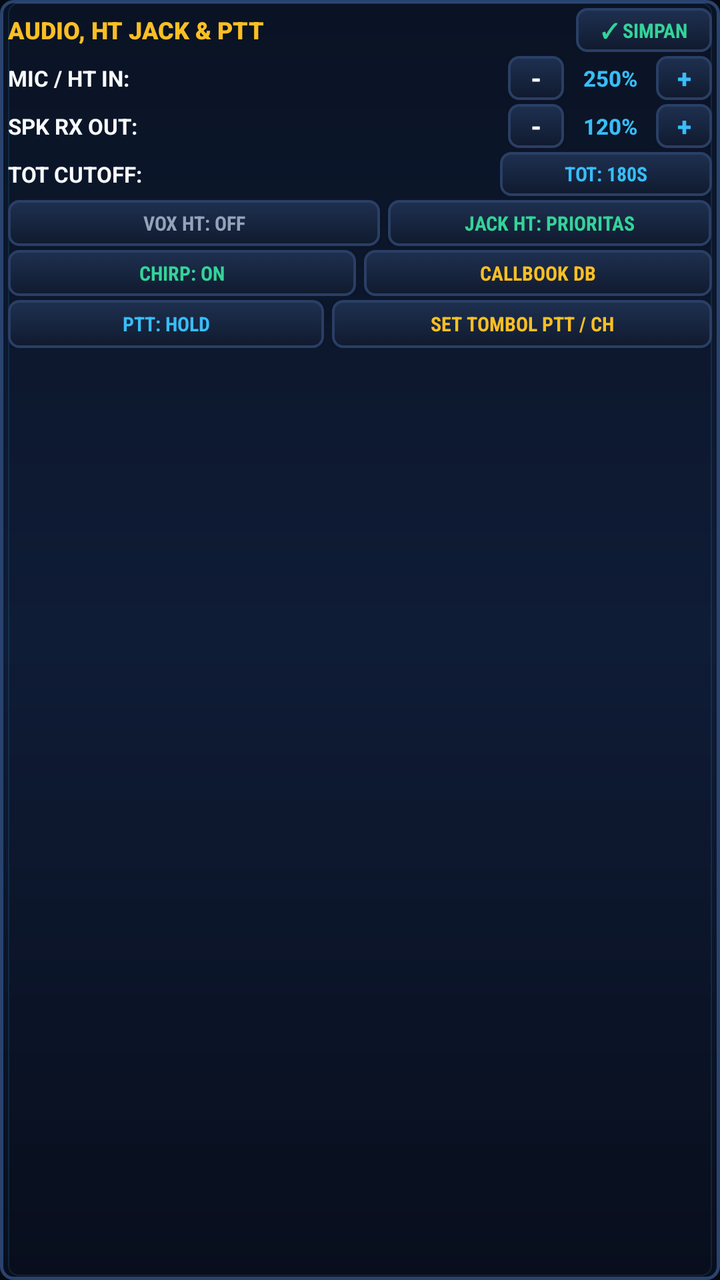
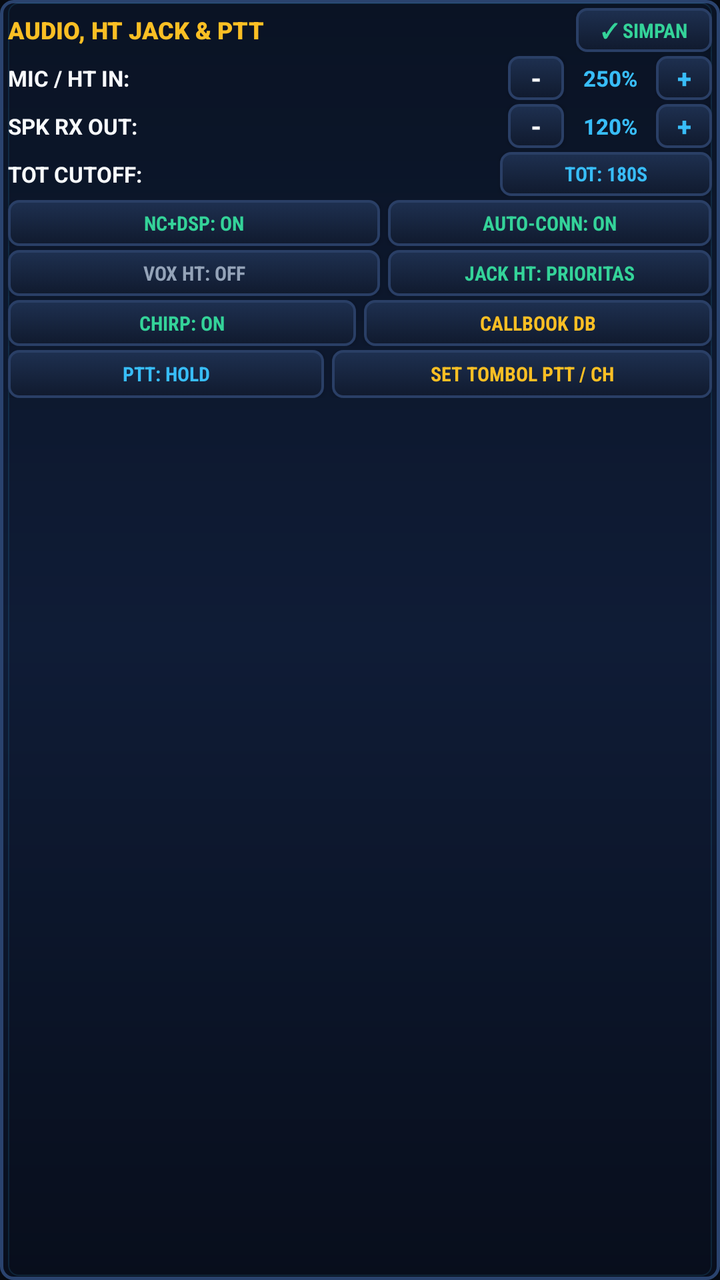

Compare the two renders of this Android layout. The source of the first and the diff that turns it into the second are given below.
<!-- AndroidManifest.xml: application theme Theme.NinjaRadioLite -->
<!-- res/layout/dialog_audio_settings.xml -->
<?xml version="1.0" encoding="utf-8"?>
<ScrollView xmlns:android="http://schemas.android.com/apk/res/android"
    android:layout_width="match_parent"
    android:layout_height="wrap_content"
    android:background="@drawable/card_lcd">

    <LinearLayout
        android:layout_width="match_parent"
        android:layout_height="wrap_content"
        android:orientation="vertical"
        android:padding="4dp">

        
        <LinearLayout
            android:layout_width="match_parent"
            android:layout_height="22dp"
            android:orientation="horizontal"
            android:gravity="center_vertical"
            android:layout_marginBottom="2dp">

            <TextView
                android:layout_width="0dp"
                android:layout_height="wrap_content"
                android:layout_weight="1"
                android:text="AUDIO, HT JACK &amp; PTT"
                android:textColor="@color/ninja_amber"
                android:textSize="12sp"
                android:fontFamily="sans-serif-black"
                android:textStyle="bold" />

            <Button
                android:id="@+id/btnAudioClose"
                android:layout_width="68dp"
                android:layout_height="match_parent"
                android:text="✓ SIMPAN"
                android:textSize="10sp"
                android:fontFamily="sans-serif-condensed"
                android:textStyle="bold"
                android:textColor="@color/ninja_green"
                android:background="@drawable/btn_dpad" />
        </LinearLayout>

        
        <LinearLayout
            android:layout_width="match_parent"
            android:layout_height="22dp"
            android:orientation="horizontal"
            android:gravity="center_vertical"
            android:layout_marginBottom="2dp">

            <TextView
                android:layout_width="0dp"
                android:layout_height="wrap_content"
                android:layout_weight="1"
                android:text="MIC / HT IN:"
                android:textColor="@color/ninja_text_primary"
                android:textSize="11sp"
                android:textStyle="bold" />

            <Button
                android:id="@+id/btnMicDown"
                android:layout_width="28dp"
                android:layout_height="match_parent"
                android:text="-"
                android:textSize="13sp"
                android:textStyle="bold"
                android:textColor="@color/ninja_text_primary"
                android:background="@drawable/btn_dpad" />

            <TextView
                android:id="@+id/tvMicGainVal"
                android:layout_width="46dp"
                android:layout_height="wrap_content"
                android:text="250%"
                android:textColor="@color/ninja_cyan"
                android:textSize="11sp"
                android:fontFamily="sans-serif-medium"
                android:textStyle="bold"
                android:gravity="center" />

            <Button
                android:id="@+id/btnMicUp"
                android:layout_width="28dp"
                android:layout_height="match_parent"
                android:text="+"
                android:textSize="13sp"
                android:textStyle="bold"
                android:textColor="@color/ninja_cyan"
                android:background="@drawable/btn_dpad" />
        </LinearLayout>

        
        <LinearLayout
            android:layout_width="match_parent"
            android:layout_height="22dp"
            android:orientation="horizontal"
            android:gravity="center_vertical"
            android:layout_marginBottom="2dp">

            <TextView
                android:layout_width="0dp"
                android:layout_height="wrap_content"
                android:layout_weight="1"
                android:text="SPK RX OUT:"
                android:textColor="@color/ninja_text_primary"
                android:textSize="11sp"
                android:textStyle="bold" />

            <Button
                android:id="@+id/btnSpkDown"
                android:layout_width="28dp"
                android:layout_height="match_parent"
                android:text="-"
                android:textSize="13sp"
                android:textStyle="bold"
                android:textColor="@color/ninja_text_primary"
                android:background="@drawable/btn_dpad" />

            <TextView
                android:id="@+id/tvSpkGainVal"
                android:layout_width="46dp"
                android:layout_height="wrap_content"
                android:text="120%"
                android:textColor="@color/ninja_cyan"
                android:textSize="11sp"
                android:fontFamily="sans-serif-medium"
                android:textStyle="bold"
                android:gravity="center" />

            <Button
                android:id="@+id/btnSpkUp"
                android:layout_width="28dp"
                android:layout_height="match_parent"
                android:text="+"
                android:textSize="13sp"
                android:textStyle="bold"
                android:textColor="@color/ninja_cyan"
                android:background="@drawable/btn_dpad" />
        </LinearLayout>

        
        <LinearLayout
            android:layout_width="match_parent"
            android:layout_height="22dp"
            android:orientation="horizontal"
            android:gravity="center_vertical"
            android:layout_marginBottom="2dp">

            <TextView
                android:layout_width="0dp"
                android:layout_height="wrap_content"
                android:layout_weight="1"
                android:text="TOT CUTOFF:"
                android:textColor="@color/ninja_text_primary"
                android:textSize="11sp"
                android:textStyle="bold" />

            <Button
                android:id="@+id/btnToggleTot"
                android:layout_width="106dp"
                android:layout_height="match_parent"
                android:text="TOT: 180s"
                android:textSize="10sp"
                android:fontFamily="sans-serif-condensed"
                android:textStyle="bold"
                android:textColor="@color/ninja_cyan"
                android:background="@drawable/btn_dpad" />
        </LinearLayout>

        
        <LinearLayout
            android:layout_width="match_parent"
            android:layout_height="23dp"
            android:orientation="horizontal"
            android:layout_marginBottom="2dp">

            <Button
                android:id="@+id/btnToggleVox"
                android:layout_width="0dp"
                android:layout_height="match_parent"
                android:layout_weight="1.15"
                android:text="VOX HT: OFF"
                android:textSize="10sp"
                android:fontFamily="sans-serif-condensed"
                android:textStyle="bold"
                android:textColor="@color/ninja_text_dim"
                android:background="@drawable/btn_dpad"
                android:layout_marginEnd="2dp" />

            <Button
                android:id="@+id/btnToggleHeadset"
                android:layout_width="0dp"
                android:layout_height="match_parent"
                android:layout_weight="1"
                android:text="JACK HT: PRIORITAS"
                android:textSize="10sp"
                android:fontFamily="sans-serif-condensed"
                android:textStyle="bold"
                android:textColor="@color/ninja_green"
                android:background="@drawable/btn_dpad"
                android:layout_marginStart="2dp" />
        </LinearLayout>

        
        <LinearLayout
            android:layout_width="match_parent"
            android:layout_height="23dp"
            android:orientation="horizontal"
            android:layout_marginBottom="2dp">

            <Button
                android:id="@+id/btnToggleChirp"
                android:layout_width="0dp"
                android:layout_height="match_parent"
                android:layout_weight="1"
                android:text="CHIRP: ON"
                android:textSize="10sp"
                android:fontFamily="sans-serif-condensed"
                android:textStyle="bold"
                android:textColor="@color/ninja_green"
                android:background="@drawable/btn_dpad"
                android:layout_marginEnd="2dp" />

            <Button
                android:id="@+id/btnOpenCallbook"
                android:layout_width="0dp"
                android:layout_height="match_parent"
                android:layout_weight="1"
                android:text="CALLBOOK DB"
                android:textSize="10sp"
                android:fontFamily="sans-serif-condensed"
                android:textStyle="bold"
                android:textColor="@color/ninja_amber"
                android:background="@drawable/btn_dpad"
                android:layout_marginStart="2dp" />
        </LinearLayout>

        
        <LinearLayout
            android:layout_width="match_parent"
            android:layout_height="24dp"
            android:orientation="horizontal">

            <Button
                android:id="@+id/btnTogglePttMode"
                android:layout_width="0dp"
                android:layout_height="match_parent"
                android:layout_weight="1"
                android:text="PTT: HOLD"
                android:textSize="10sp"
                android:fontFamily="sans-serif-condensed"
                android:textStyle="bold"
                android:textColor="@color/ninja_cyan"
                android:background="@drawable/btn_dpad"
                android:layout_marginEnd="2dp" />

            <Button
                android:id="@+id/btnCalibratePtt"
                android:layout_width="0dp"
                android:layout_height="match_parent"
                android:layout_weight="1.2"
                android:text="SET TOMBOL PTT / CH"
                android:textSize="10sp"
                android:fontFamily="sans-serif-condensed"
                android:textStyle="bold"
                android:textColor="@color/ninja_amber"
                android:background="@drawable/btn_dpad"
                android:layout_marginStart="2dp" />
        </LinearLayout>

    </LinearLayout>
</ScrollView>
<!-- resources referenced by this layout -->
<resources>
  <color name="ninja_amber">#FBBF24</color>
  <color name="ninja_cyan">#38BDF8</color>
  <color name="ninja_green">#34D399</color>
  <color name="ninja_text_dim">#94A3B8</color>
  <color name="ninja_text_primary">#F8FAFC</color>
  <!-- drawable btn_dpad (drawable) -->
  <?xml version="1.0" encoding="utf-8"?>
  <selector xmlns:android="http://schemas.android.com/apk/res/android">
      <item android:state_pressed="true">
          <shape android:shape="rectangle">
              <gradient
                  android:angle="270"
                  android:startColor="#0284C7"
                  android:endColor="#0369A1" />
              <stroke android:width="2dp" android:color="#38BDF8" />
              <corners android:radius="5dp" />
          </shape>
      </item>
      <item android:state_focused="true">
          <shape android:shape="rectangle">
              <gradient
                  android:angle="270"
                  android:startColor="#263B66"
                  android:endColor="#172542" />
              <stroke android:width="2dp" android:color="#38BDF8" />
              <corners android:radius="5dp" />
          </shape>
      </item>
      <item>
          <shape android:shape="rectangle">
              <gradient
                  android:angle="270"
                  android:startColor="#1E3050"
                  android:endColor="#101A2E" />
              <stroke android:width="1.2dp" android:color="#2A3F66" />
              <corners android:radius="5dp" />
          </shape>
      </item>
  </selector>
  <!-- drawable card_lcd (drawable) -->
  <?xml version="1.0" encoding="utf-8"?>
  <layer-list xmlns:android="http://schemas.android.com/apk/res/android">
      
      <item>
          <shape android:shape="rectangle">
              <gradient
                  android:angle="270"
                  android:startColor="#0A1324"
                  android:centerColor="#0F1C36"
                  android:endColor="#080E1C" />
              <stroke android:width="1.5dp" android:color="#2A436E" />
              <corners android:radius="6dp" />
          </shape>
      </item>
      
      <item android:top="1.5dp" android:left="4dp" android:right="4dp" android:bottom="2dp">
          <shape android:shape="rectangle">
              <stroke android:width="0.5dp" android:color="#2238BDF8" />
              <corners android:radius="5dp" />
          </shape>
      </item>
  </layer-list>
  <style name="Theme.NinjaRadioLite" parent="Theme.AppCompat.NoActionBar">
          <item name="android:windowBackground">@color/black</item>
          <item name="android:colorBackground">@color/black</item>
          <item name="android:textColor">@color/white</item>
          <item name="colorPrimary">#212121</item>
          <item name="colorPrimaryDark">#000000</item>
          <item name="colorAccent">@color/accent_yellow</item>
      </style>
  <color name="black">#060A12</color>
  <color name="white">#F8FAFC</color>
  <color name="accent_yellow">#FBBF24</color>
</resources>

<!-- the commit's change to res/layout/dialog_audio_settings.xml (unified diff, before → after) -->
@@ -175,6 +175,40 @@
             android:layout_marginBottom="2dp">
 
             <Button
+                android:id="@+id/btnToggleNc"
+                android:layout_width="0dp"
+                android:layout_height="match_parent"
+                android:layout_weight="1.15"
+                android:text="NC+DSP: ON"
+                android:textSize="10sp"
+                android:fontFamily="sans-serif-condensed"
+                android:textStyle="bold"
+                android:textColor="@color/ninja_green"
+                android:background="@drawable/btn_dpad"
+                android:layout_marginEnd="2dp" />
+
+            <Button
+                android:id="@+id/btnToggleAutoConn"
+                android:layout_width="0dp"
+                android:layout_height="match_parent"
+                android:layout_weight="1"
+                android:text="AUTO-CONN: ON"
+                android:textSize="10sp"
+                android:fontFamily="sans-serif-condensed"
+                android:textStyle="bold"
+                android:textColor="@color/ninja_green"
+                android:background="@drawable/btn_dpad"
+                android:layout_marginStart="2dp" />
+        </LinearLayout>
+
+        
+        <LinearLayout
+            android:layout_width="match_parent"
+            android:layout_height="23dp"
+            android:orientation="horizontal"
+            android:layout_marginBottom="2dp">
+
+            <Button
                 android:id="@+id/btnToggleVox"
                 android:layout_width="0dp"
                 android:layout_height="match_parent"
